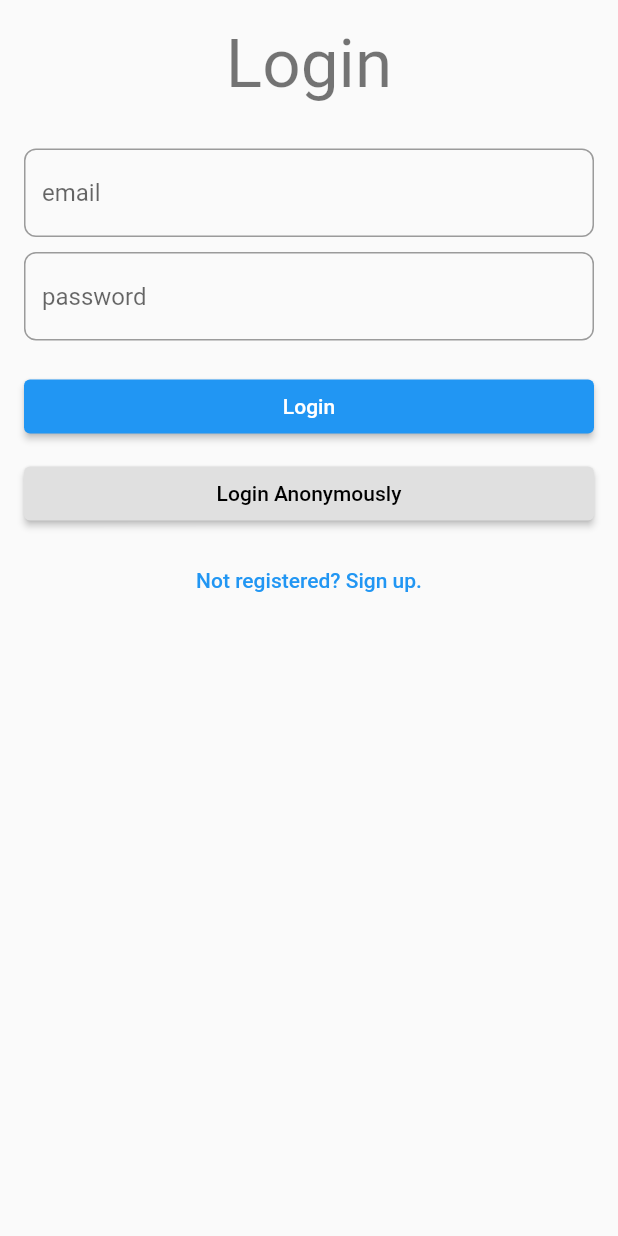
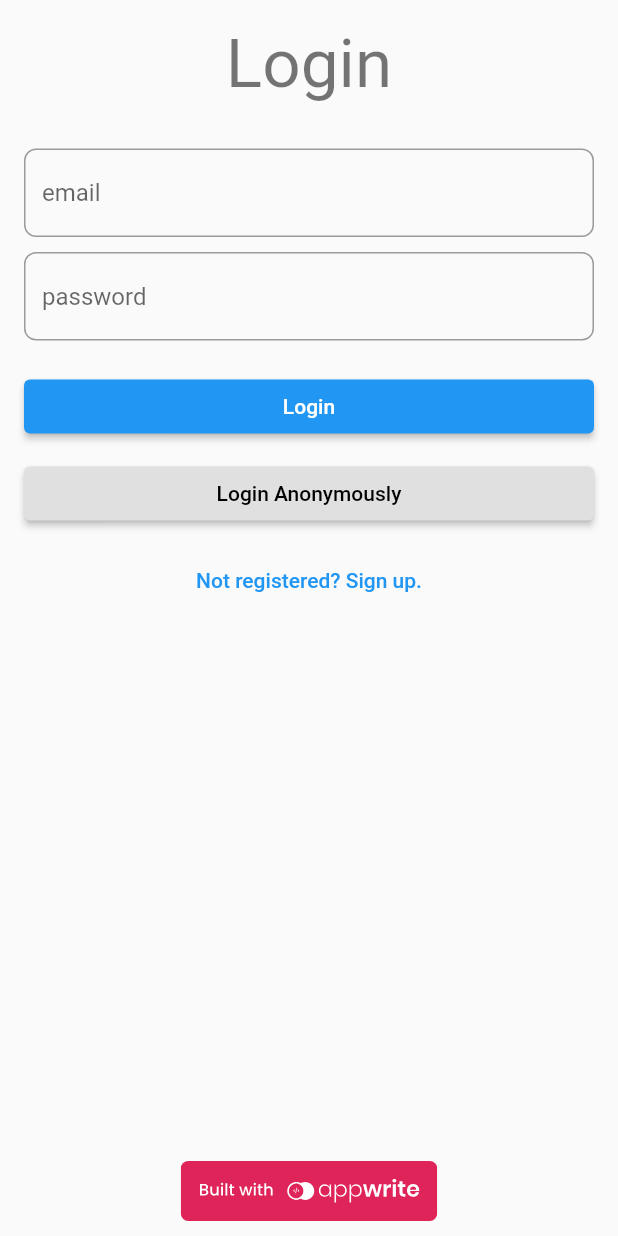
Before and after one commit to appwrite/demo-watertracker-with-flutter, a Flutter app: the screen it shows after launch, on a phone screen of 412 x 824 dp. Run offline on Flutter 3.47's test engine with Material 2 defaults, Android fonts, the phone set to English and light mode, and no system bars; our stand-ins replace appwrite, carousel_slider, flutter_svg, font_awesome_flutter, liquid_progress_indicator_ns.

Commit message:
update with built-with appwrite logo

```diff
--- a/lib/main.dart
+++ b/lib/main.dart
@@ -3,6 +3,7 @@ import 'package:flappwrite_water_tracker/data/service/api_service.dart';
 import 'package:flappwrite_water_tracker/pages/home.dart';
 import 'package:flappwrite_water_tracker/pages/login.dart';
 import 'package:flappwrite_water_tracker/pages/splash.dart';
+import 'package:flappwrite_water_tracker/widgets/built_with_appwrite.dart';
 import 'package:flutter/material.dart';
 
 void main() {
@@ -27,15 +28,9 @@ class MyApp extends StatelessWidget {
             fontWeight: FontWeight.bold,
             color: Colors.blue,
           ),
-          textTheme: TextTheme(
-            headline6: TextStyle(
-              color: Colors.blue,
-              fontWeight: FontWeight.bold,
-            ),
-          ),
         ),
       ),
-      home: MainScreen(),
+      home: BuiltWithAppwriteWrapper(child: MainScreen()),
     );
   }
 }
--- a/lib/pages/home.dart
+++ b/lib/pages/home.dart
@@ -1,7 +1,5 @@
 import 'package:appwrite/appwrite.dart';
 import 'package:appwrite/models.dart';
-import 'package:carousel_slider/carousel_controller.dart';
-import 'package:carousel_slider/carousel_options.dart';
 import 'package:carousel_slider/carousel_slider.dart';
 import 'package:flappwrite_water_tracker/data/model/water_intake.dart';
 import 'package:flappwrite_water_tracker/data/service/api_service.dart';
--- /dev/null
+++ b/lib/widgets/built_with_appwrite.dart
@@ -0,0 +1,23 @@
+import 'package:flutter/material.dart';
+import 'package:flutter_svg/svg.dart';
+
+class BuiltWithAppwriteWrapper extends StatelessWidget {
+  const BuiltWithAppwriteWrapper({Key? key, required this.child})
+      : super(key: key);
+  final Widget child;
+  @override
+  Widget build(BuildContext context) {
+    return Scaffold(
+      body: Column(
+        children: [
+          Expanded(
+            child: child,
+          ),
+          const SizedBox(height: 10.0),
+          SvgPicture.asset('assets/built-with-appwrite-hr.svg'),
+          const SizedBox(height: 10.0),
+        ],
+      ),
+    );
+  }
+}
--- a/pubspec.yaml
+++ b/pubspec.yaml
@@ -14,6 +14,7 @@ dependencies:
   font_awesome_flutter: ^10.1.0
   intl: ^0.17.0
   liquid_progress_indicator_ns: ^1.0.0
+  flutter_svg: ^1.0.3
 
 dev_dependencies:
   flutter_test:
@@ -21,3 +22,5 @@ dev_dependencies:
 
 flutter:
   uses-material-design: true
+  assets:
+    - assets/
```
Also changed, not shown: assets/built-with-appwrite-hr.svg (added), pubspec.lock.
